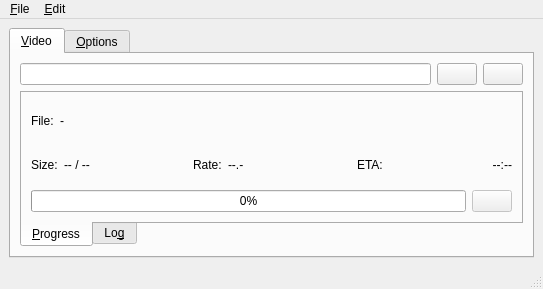
Qt form rc/mainwnd.ui (guendto/abby) before a commit.
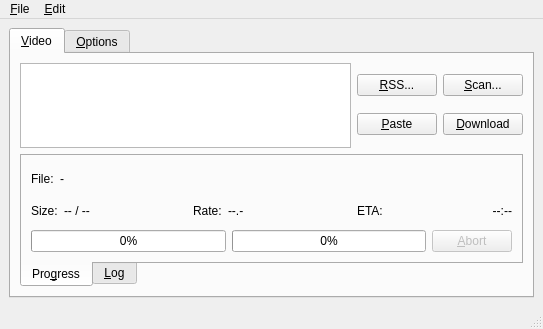
The same form after that commit. Icons and pictures are not drawn.

Commit message: Start work on merging clivefeed and clivescan into abby.

Patch:
```diff
--- a/rc/mainwnd.ui
+++ b/rc/mainwnd.ui
@@ -7,7 +7,7 @@
     <x>0</x>
     <y>0</y>
     <width>543</width>
-    <height>289</height>
+    <height>329</height>
    </rect>
   </property>
   <property name="windowTitle" >
@@ -28,53 +28,99 @@
         <item row="0" column="0" >
          <layout class="QHBoxLayout" name="horizontalLayout" >
           <item>
-           <widget class="QLineEdit" name="urlEdit" >
-            <property name="toolTip" >
-             <string>Address to a video page.</string>
-            </property>
-           </widget>
+           <widget class="QTextEdit" name="urlEdit" />
           </item>
           <item>
-           <widget class="QPushButton" name="pasteButton" >
-            <property name="toolTip" >
-             <string>Paste an address from the clipboard.</string>
-            </property>
-            <property name="text" >
-             <string/>
-            </property>
-            <property name="icon" >
-             <iconset resource="abby.qrc" >
-              <normaloff>:/edit-paste.png</normaloff>:/edit-paste.png</iconset>
-            </property>
-           </widget>
+           <layout class="QVBoxLayout" name="verticalLayout" >
+            <item>
+             <widget class="QPushButton" name="pushButton" >
+              <property name="toolTip" >
+               <string>Parse video page links from RSS feeds</string>
+              </property>
+              <property name="text" >
+               <string>&amp;RSS...</string>
+              </property>
+              <property name="icon" >
+               <iconset resource="abby.qrc" >
+                <normaloff>:/feed-icon-28x28.png</normaloff>:/feed-icon-28x28.png</iconset>
+              </property>
+              <property name="iconSize" >
+               <size>
+                <width>16</width>
+                <height>16</height>
+               </size>
+              </property>
+             </widget>
+            </item>
+            <item>
+             <widget class="QPushButton" name="pasteButton" >
+              <property name="toolTip" >
+               <string>Paste video page links from clipboard</string>
+              </property>
+              <property name="text" >
+               <string>&amp;Paste</string>
+              </property>
+              <property name="icon" >
+               <iconset resource="abby.qrc" >
+                <normaloff>:/edit-paste.png</normaloff>:/edit-paste.png</iconset>
+              </property>
+              <property name="iconSize" >
+               <size>
+                <width>16</width>
+                <height>16</height>
+               </size>
+              </property>
+             </widget>
+            </item>
+           </layout>
           </item>
           <item>
-           <widget class="QPushButton" name="startButton" >
-            <property name="toolTip" >
-             <string>Download video from the address.</string>
-            </property>
-            <property name="icon" >
-             <iconset resource="abby.qrc" >
-              <normaloff>:/go-next.png</normaloff>:/go-next.png</iconset>
-            </property>
-           </widget>
+           <layout class="QVBoxLayout" name="verticalLayout_2" >
+            <item>
+             <widget class="QPushButton" name="pushButton_2" >
+              <property name="toolTip" >
+               <string>Scan for video page links</string>
+              </property>
+              <property name="text" >
+               <string>&amp;Scan...</string>
+              </property>
+              <property name="icon" >
+               <iconset resource="abby.qrc" >
+                <normaloff>:/edit-find.png</normaloff>:/edit-find.png</iconset>
+              </property>
+              <property name="iconSize" >
+               <size>
+                <width>16</width>
+                <height>16</height>
+               </size>
+              </property>
+             </widget>
+            </item>
+            <item>
+             <widget class="QPushButton" name="startButton" >
+              <property name="toolTip" >
+               <string>Download videos from specified links</string>
+              </property>
+              <property name="text" >
+               <string>&amp;Download</string>
+              </property>
+              <property name="icon" >
+               <iconset resource="abby.qrc" >
+                <normaloff>:/document-save.png</normaloff>:/document-save.png</iconset>
+              </property>
+              <property name="iconSize" >
+               <size>
+                <width>16</width>
+                <height>16</height>
+               </size>
+              </property>
+             </widget>
+            </item>
+           </layout>
           </item>
          </layout>
         </item>
         <item row="1" column="0" >
-         <spacer name="verticalSpacer" >
-          <property name="orientation" >
-           <enum>Qt::Vertical</enum>
-          </property>
-          <property name="sizeHint" stdset="0" >
-           <size>
-            <width>20</width>
-            <height>40</height>
-           </size>
-          </property>
-         </spacer>
-        </item>
-        <item row="2" column="0" >
          <widget class="QTabWidget" name="tabWidget_2" >
           <property name="tabPosition" >
            <enum>QTabWidget::South</enum>
@@ -84,7 +130,7 @@
           </property>
           <widget class="QWidget" name="tab_3" >
            <attribute name="title" >
-            <string>&amp;Progress</string>
+            <string>Pro&amp;gress</string>
            </attribute>
            <layout class="QGridLayout" name="gridLayout" >
             <item row="0" column="0" >
@@ -207,7 +253,20 @@
                  <bool>true</bool>
                 </property>
                 <property name="sizePolicy" >
-                 <sizepolicy vsizetype="Maximum" hsizetype="Preferred" >
+                 <sizepolicy vsizetype="Fixed" hsizetype="Preferred" >
+                  <horstretch>0</horstretch>
+                  <verstretch>0</verstretch>
+                 </sizepolicy>
+                </property>
+                <property name="value" >
+                 <number>0</number>
+                </property>
+               </widget>
+              </item>
+              <item>
+               <widget class="QProgressBar" name="totalProgressbar" >
+                <property name="sizePolicy" >
+                 <sizepolicy vsizetype="Fixed" hsizetype="Preferred" >
                   <horstretch>0</horstretch>
                   <verstretch>0</verstretch>
                  </sizepolicy>
@@ -232,12 +291,18 @@
                  <string>Stop process.</string>
                 </property>
                 <property name="text" >
-                 <string/>
+                 <string>&amp;Abort</string>
                 </property>
                 <property name="icon" >
                  <iconset resource="abby.qrc" >
                   <normaloff>:/process-stop.png</normaloff>:/process-stop.png</iconset>
                 </property>
+                <property name="iconSize" >
+                 <size>
+                  <width>16</width>
+                  <height>16</height>
+                 </size>
+                </property>
                </widget>
               </item>
              </layout>
@@ -246,7 +311,7 @@
           </widget>
           <widget class="QWidget" name="tab_4" >
            <attribute name="title" >
-            <string>Lo&amp;g</string>
+            <string>&amp;Log</string>
            </attribute>
            <layout class="QGridLayout" name="gridLayout_2" >
             <item row="0" column="0" >
```
Left out of the diff: 176 changed lines with no effect on the pictures. The commit also changes 2 other files.
